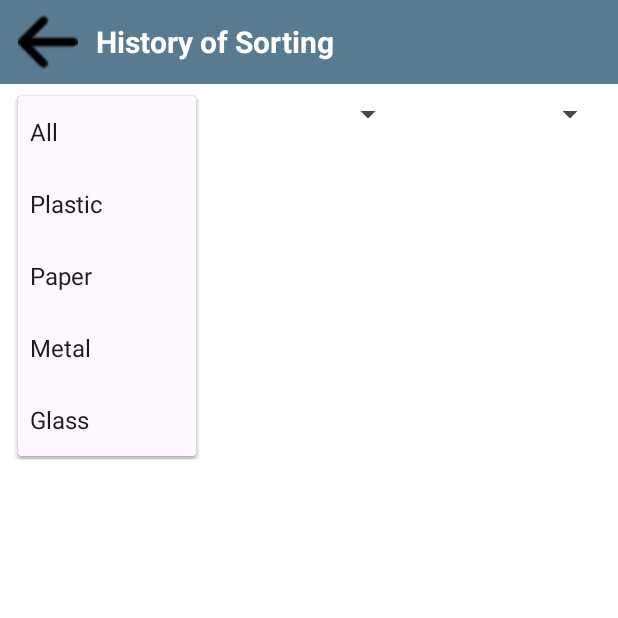
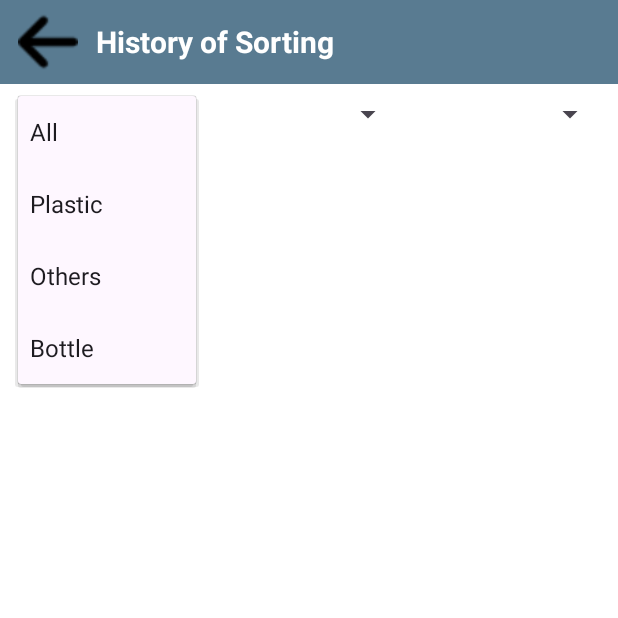
Before and after one commit to ZiadArnaout2003/SmartSort, an Android app: the SortingHistoryActivity screen opened directly, with no data from a screen before it, after a tap on "All", on a phone screen of 412 x 824 dp, the top half of it. Run offline under Robolectric (Android 15) with nearby library versions, the phone set to English and light mode, and no system bars; our stand-ins replace Firebase (no records; nobody signed in at launch, a user with empty details on screens opened directly).

Commit message:
Real time updates

```diff
--- a/app/src/main/java/ca/concordia/smartsortandroidapp/ClassificationService.java
+++ b/app/src/main/java/ca/concordia/smartsortandroidapp/ClassificationService.java
@@ -154,7 +154,7 @@ public class ClassificationService extends Service {
             }
         }
 
-        if (maxProb < 0.70f) {
+        if (maxProb < 0.50f) {
             return "2 Others";
         }
 
--- a/app/src/main/java/ca/concordia/smartsortandroidapp/ResultController.java
+++ b/app/src/main/java/ca/concordia/smartsortandroidapp/ResultController.java
@@ -62,4 +62,28 @@ public class ResultController {
                     listener.onResults(resultList);
                 });
     }
+
+    public void listenToPredictionResults(ValueEventListener listener) {
+        FirebaseFirestore db = FirebaseFirestore.getInstance();
+        db.collection("predictionHistory")
+                .addSnapshotListener((snapshots, e) -> {
+                    if (e != null || snapshots == null) return;
+                    List<PredictionResult> resultList = new ArrayList<>();
+                    for (DocumentSnapshot doc : snapshots.getDocuments()) {
+                        String prediction = doc.getString("prediction");
+                        String imageUrl = doc.getString("imageUrl");
+                        Timestamp timestamp = doc.getTimestamp("timestamp");
+                        if (prediction != null && imageUrl != null && timestamp != null) {
+                            resultList.add(new PredictionResult(prediction, imageUrl, timestamp));
+                        }
+                    }
+                    listener.onDataChanged(resultList);
+                });
+    }
+
+    public interface ValueEventListener {
+        void onDataChanged(List<PredictionResult> results);
+    }
+
+
 }
--- a/app/src/main/java/ca/concordia/smartsortandroidapp/SortingHistoryActivity.java
+++ b/app/src/main/java/ca/concordia/smartsortandroidapp/SortingHistoryActivity.java
@@ -21,6 +21,8 @@ public class SortingHistoryActivity extends AppCompatActivity {
         super.onCreate(savedInstanceState);
         setContentView(R.layout.activity_history);
 
+        controller = new ResultController();
+
         recyclerView = findViewById(R.id.recycler_history);
         recyclerView.setLayoutManager(new LinearLayoutManager(this));
         adapter = new HistoryAdapter(this, fullList);
@@ -28,18 +30,19 @@ public class SortingHistoryActivity extends AppCompatActivity {
 
         Spinner typeFilter = findViewById(R.id.spinner_filter_type);
 
-        // Load prediction results from Firebase
-        controller = new ResultController();
-        controller.fetchAllPredictionResults(results -> {
-            fullList.clear();
-            fullList.addAll(results);
-            adapter.notifyDataSetChanged();
+        controller.listenToPredictionResults(results -> {
+            runOnUiThread(() -> {
+                fullList.clear();
+                fullList.addAll(results);
+                filterByType(((Spinner) findViewById(R.id.spinner_filter_type)).getSelectedItem().toString());
+            });
         });
+
 
         // (Optional) Setup filter spinners here
         ArrayAdapter<String> spinnerAdapter = new ArrayAdapter<>(this,
                 android.R.layout.simple_spinner_dropdown_item,
-                Arrays.asList("All", "Plastic", "Paper", "Metal", "Glass"));
+                Arrays.asList("All", "Plastic", "Others", "Bottle"));
         typeFilter.setAdapter(spinnerAdapter);
 
         typeFilter.setOnItemSelectedListener(new AdapterView.OnItemSelectedListener() {
@@ -54,6 +57,9 @@ public class SortingHistoryActivity extends AppCompatActivity {
 
             @Override public void onNothingSelected(AdapterView<?> parent) {}
         });
+
+        ImageView backButton = findViewById(R.id.back_button);
+        backButton.setOnClickListener(v -> finish());
     }
 
     private void filterByType(String type) {
```
